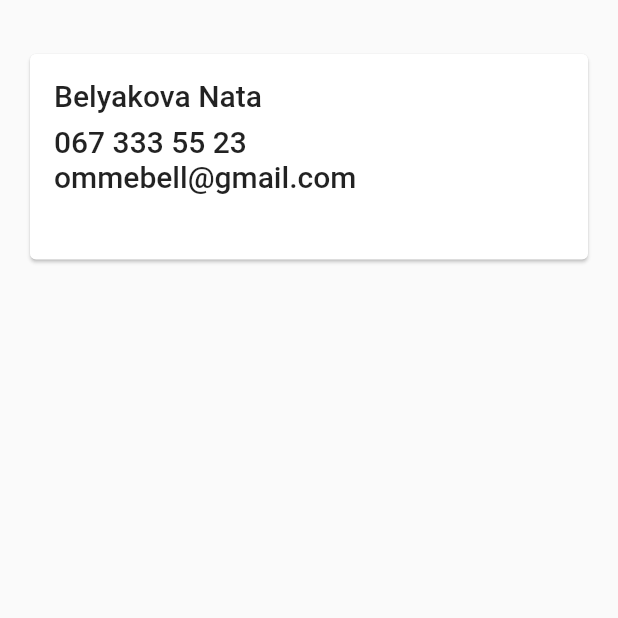
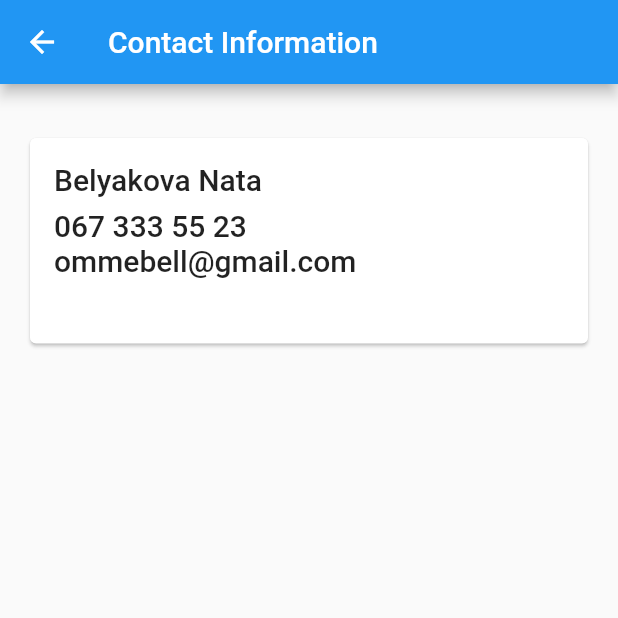
Before and after one commit to omelchenkoaleks/contacts, a Flutter app: the ContactsListScreen screen opened directly, after a tap on "Belyakova Nata", on a phone screen of 412 x 824 dp, the top half of it. Run offline on Flutter 3.47's test engine with Material 2 defaults, Android fonts, the phone set to English and light mode, and no system bars; our stand-ins replace flutter_layout_grid.

Commit message:
HomeAppBar

```diff
--- /dev/null
+++ b/lib/src/features/contacts/presentation/app_bar/home_app_bar.dart
@@ -0,0 +1,28 @@
+import 'package:flutter/material.dart';
+
+import 'package:contacts/src/constants/breakpoints.dart';
+import 'package:contacts/src/localiation/string_hardcoded.dart';
+
+class HomeAppBar extends StatelessWidget with PreferredSizeWidget {
+  HomeAppBar({super.key});
+
+  @override
+  Widget build(BuildContext context) {
+    final screenWidth = MediaQuery.of(context).size.width;
+
+    if (screenWidth < Breakpoint.tablet) {
+      return AppBar(
+        title: Text('Contacts'.hardcoded),
+        actions: const [],
+      );
+    } else {
+      return AppBar(
+        title: Text('Contacts'.hardcoded),
+        actions: const [],
+      );
+    }
+  }
+
+  @override
+  Size get preferredSize => const Size.fromHeight(60.0);
+}
--- a/lib/src/features/contacts/presentation/contact/contact_screen.dart
+++ b/lib/src/features/contacts/presentation/contact/contact_screen.dart
@@ -1,6 +1,6 @@
-import 'package:contacts/src/common_widgets/custom_image.dart';
 import 'package:flutter/material.dart';
 
+import 'package:contacts/src/features/contacts/presentation/app_bar/home_app_bar.dart';
 import 'package:contacts/src/common_widgets/responsive_center.dart';
 import 'package:contacts/src/common_widgets/responsive_two_column_layout.dart';
 import 'package:contacts/src/constants/app_sizes.dart';
@@ -18,6 +18,9 @@ class ContactScreen extends StatelessWidget {
     final contact =
         kTestContacts.firstWhere((contact) => contact.id == contactId);
     return Scaffold(
+      appBar: AppBar(
+        title: Text('Contact Information'.hardcoded),
+      ),
       body: contact == null
           ? EmptyPlaceholderWidget(
               message: 'Contact not found'.hardcoded,
--- a/lib/src/features/contacts/presentation/contacts_list/contacts_list_screen.dart
+++ b/lib/src/features/contacts/presentation/contacts_list/contacts_list_screen.dart
@@ -1,5 +1,6 @@
 import 'package:flutter/material.dart';
 
+import 'package:contacts/src/features/contacts/presentation/app_bar/home_app_bar.dart';
 import 'package:contacts/src/common_widgets/responsive_center.dart';
 import 'package:contacts/src/constants/app_sizes.dart';
 import 'package:contacts/src/features/contacts/presentation/contacts_list/contacts_grid.dart';
@@ -37,6 +38,7 @@ class _ContactsListScreenState extends State<ContactsListScreen> {
   @override
   Widget build(BuildContext context) {
     return Scaffold(
+      appBar: HomeAppBar(),
       body: CustomScrollView(
         controller: _scrollController,
         slivers: const [
```
